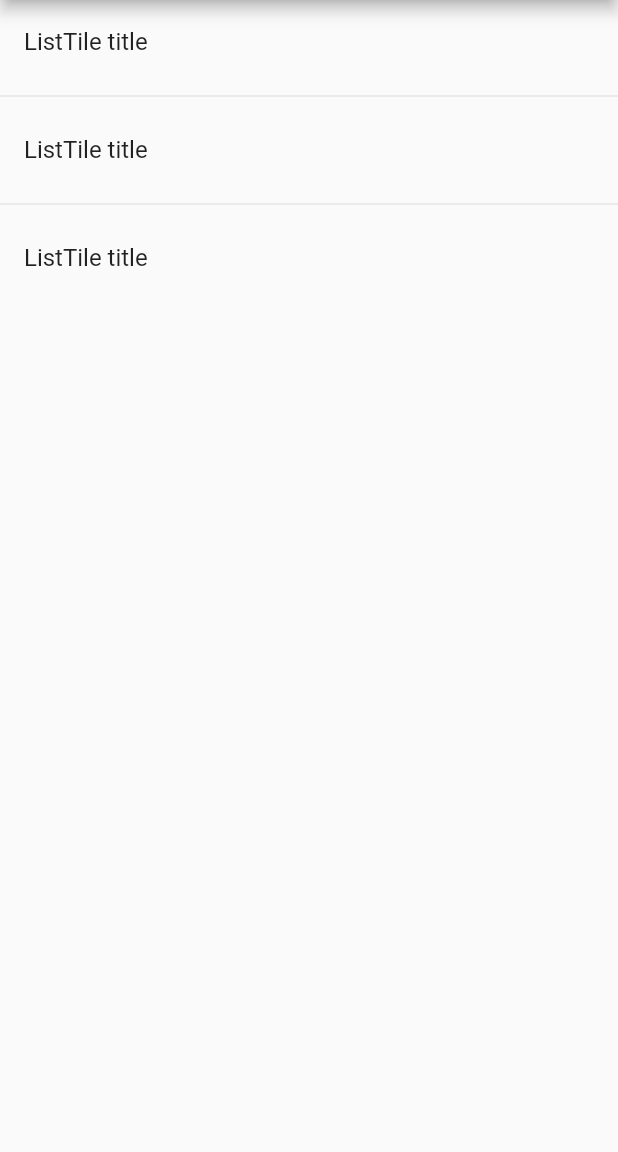
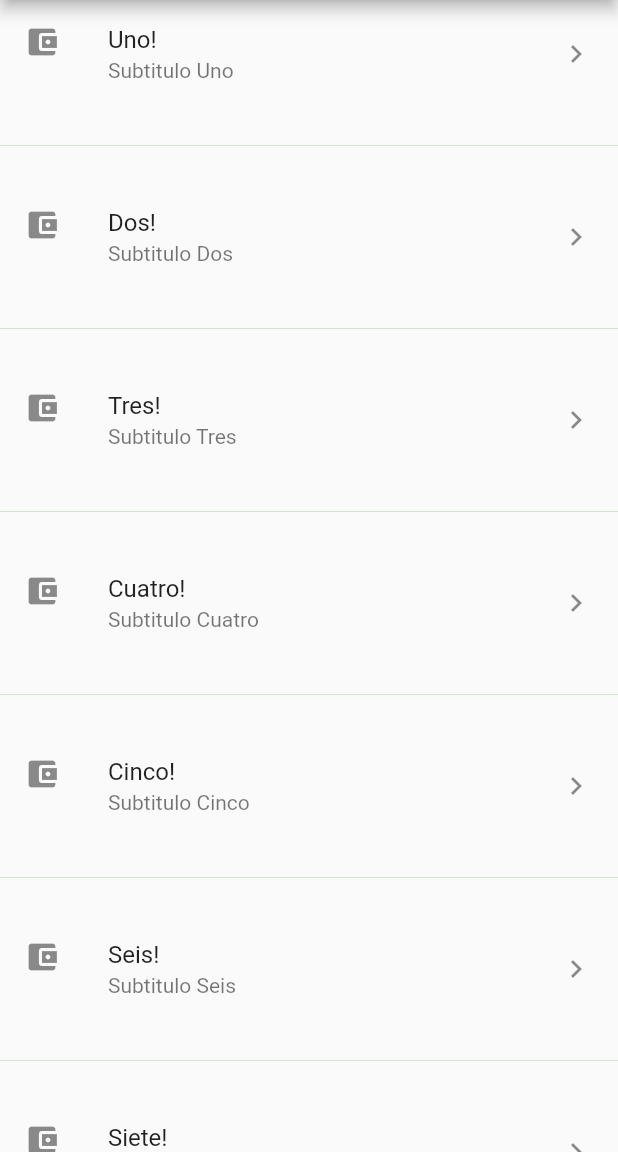
Before and after one commit to jachable/componentes, a Flutter app: the screen it shows after launch, on a phone screen of 412 x 824 dp, the part 84-1236 px from its top. Run offline on Flutter 3.47's test engine with Material 2 defaults, Android fonts, the phone set to English and light mode, and no system bars.

Commit message:
ListTile completado con lista de elementos en código

```diff
--- a/componentes/lib/src/pages/home_temp.dart
+++ b/componentes/lib/src/pages/home_temp.dart
@@ -1,6 +1,7 @@
 import 'package:flutter/material.dart';
 
 class HomePageTemp extends StatelessWidget {
+  final opciones = ['Uno','Dos','Tres','Cuatro','Cinco','Seis','Siete','Ocho','Nueve','Diez'];
   @override
   Widget build(BuildContext context) {
     return Scaffold(
@@ -8,20 +9,49 @@ class HomePageTemp extends StatelessWidget {
         title: Text('Componentes Temp')
       ),
       body: ListView(
-        children: <Widget>[
-          ListTile(
-            title: Text('ListTile title')
-          ),
-          Divider(),
-          ListTile(
-            title: Text('ListTile title')
-          ),
-          Divider(),
-          ListTile(
-            title: Text('ListTile title')
-          )
-        ]
+        children: _crearItemsCorto()
       )
     );
   }
+/*
+  List <Widget> _crearItems() {
+    List <Widget> lista = new List <Widget>();
+
+    for (String opt in opciones) {
+      final tempWidget = ListTile(
+        title:  Text(opt)
+      );
+
+      // lista.add(tempWidget);
+      // lista.add(Divider(color: Color.fromARGB(50, 34, 139, 34), height: 20.0,));
+      //Operador de cascada usa el doble punto .. para mantener la referencia
+      //la instrucción no se cierra con punto y coma. Se escribe la siguiente instrucción.
+      lista..add(tempWidget)
+           ..add(Divider(color: Color.fromARGB(50, 34, 139, 34), height: 20.0,));
+    }
+
+    return lista;
+  }
+*/
+
+  List <Widget> _crearItemsCorto() {
+
+    var widgets = opciones.map( (elemento) {
+      return Column(
+        children: [
+          ListTile(
+            leading: Icon(Icons.account_balance_wallet),
+            trailing: Icon(Icons.keyboard_arrow_right),
+            title: Text(elemento + '!'),
+            subtitle: Text('Subtitulo ' + elemento),
+            onTap: (){}
+          ),
+          Divider(color: Color.fromARGB(50, 34, 139, 34), height: 50.0)
+        ],
+      );
+    }).toList();
+
+    return widgets;
+  }
+
 }
```
